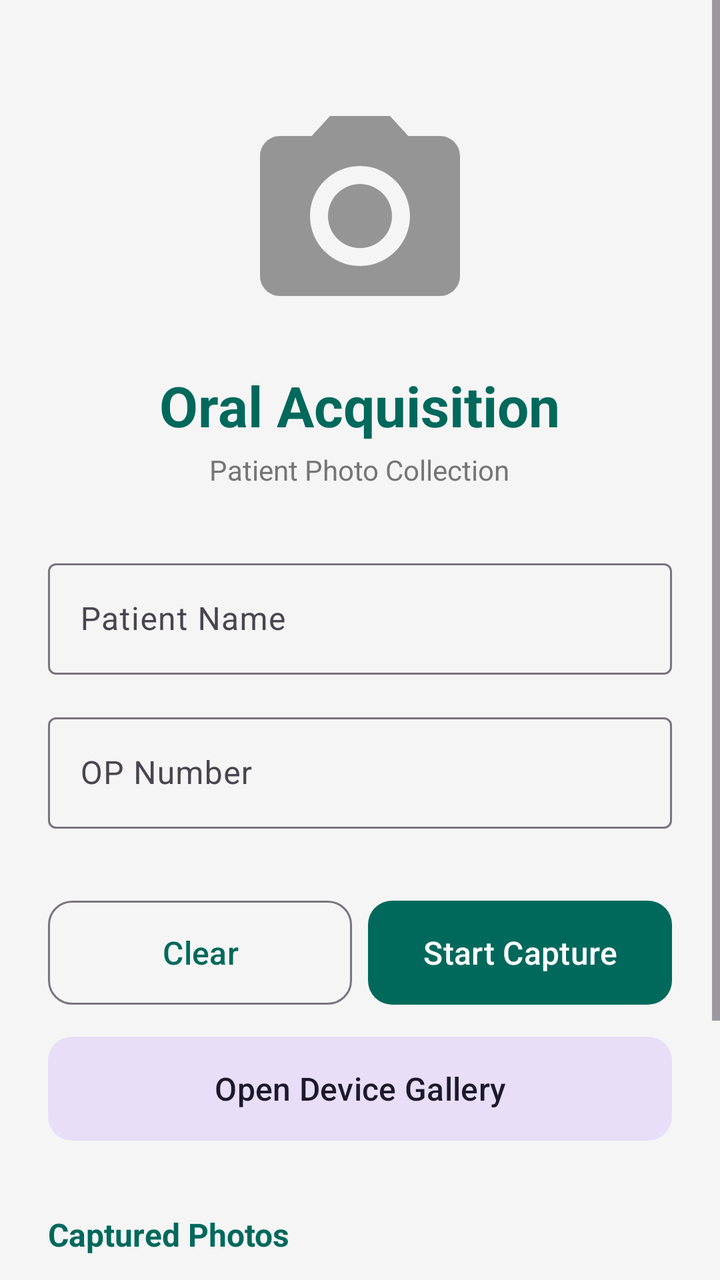
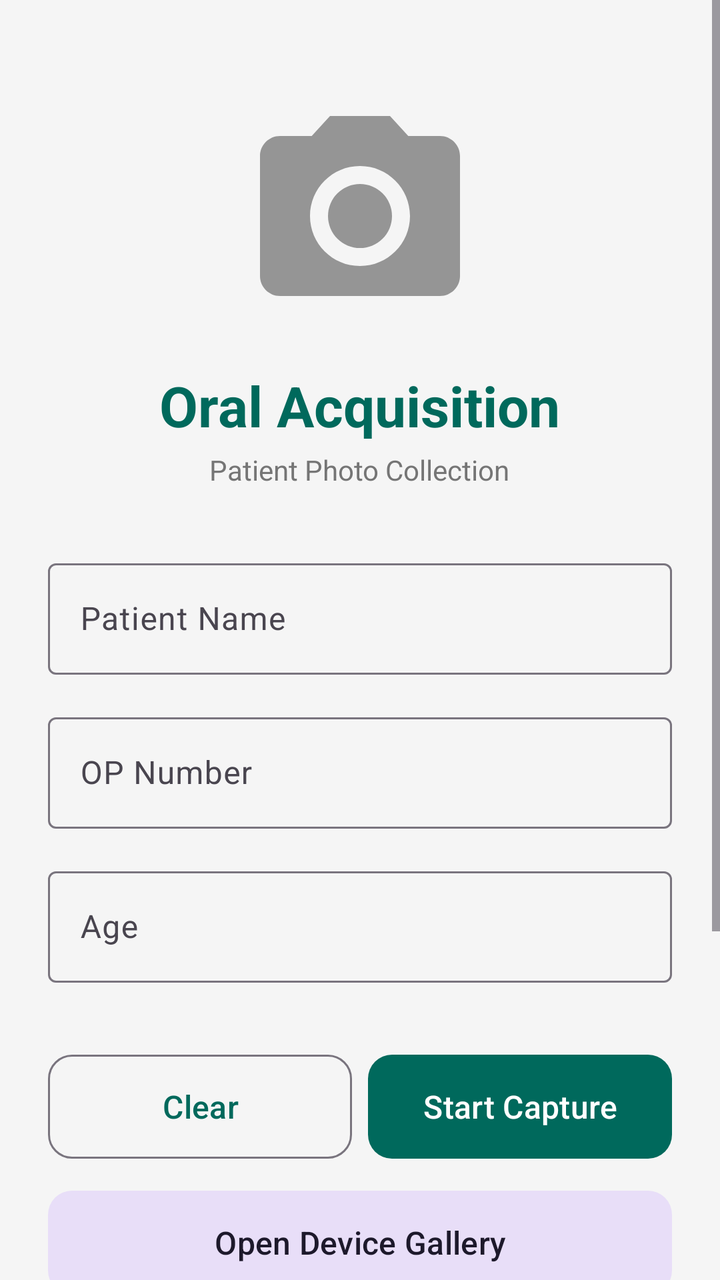

Compare the two renders of this Android layout. The source of the first and the diff that turns it into the second are given below.
<!-- AndroidManifest.xml: application theme Theme.OralAcquisition -->
<!-- res/layout/activity_main.xml -->
<?xml version="1.0" encoding="utf-8"?>
<ScrollView xmlns:android="http://schemas.android.com/apk/res/android"
    android:layout_width="match_parent"
    android:layout_height="match_parent"
    android:background="@color/background"
    android:fillViewport="true">

    <LinearLayout
        android:layout_width="match_parent"
        android:layout_height="wrap_content"
        android:orientation="vertical"
        android:padding="24dp">

        <ImageView
            android:layout_width="120dp"
            android:layout_height="120dp"
            android:layout_gravity="center_horizontal"
            android:layout_marginTop="24dp"
            android:contentDescription="@string/app_name"
            android:src="@drawable/ic_camera_placeholder" />

        <TextView
            android:layout_width="wrap_content"
            android:layout_height="wrap_content"
            android:layout_gravity="center_horizontal"
            android:layout_marginTop="16dp"
            android:text="@string/app_name"
            android:textColor="@color/primary"
            android:textSize="28sp"
            android:textStyle="bold" />

        <TextView
            android:layout_width="wrap_content"
            android:layout_height="wrap_content"
            android:layout_gravity="center_horizontal"
            android:layout_marginTop="4dp"
            android:text="Patient Photo Collection"
            android:textColor="@color/text_secondary"
            android:textSize="14sp" />

        <com.google.android.material.textfield.TextInputLayout
            android:layout_width="match_parent"
            android:layout_height="wrap_content"
            android:layout_marginTop="32dp"
            style="@style/Widget.Material3.TextInputLayout.OutlinedBox">
            
            <com.google.android.material.textfield.TextInputEditText
                android:id="@+id/etPatientName"
                android:layout_width="match_parent"
                android:layout_height="wrap_content"
                android:hint="Patient Name"
                android:inputType="textPersonName"
                android:maxLines="1"
                android:textColor="@color/text_primary" />
        </com.google.android.material.textfield.TextInputLayout>

        <com.google.android.material.textfield.TextInputLayout
            android:layout_width="match_parent"
            android:layout_height="wrap_content"
            android:layout_marginTop="16dp"
            style="@style/Widget.Material3.TextInputLayout.OutlinedBox">

            <com.google.android.material.textfield.TextInputEditText
                android:id="@+id/etOpNumber"
                android:layout_width="match_parent"
                android:layout_height="wrap_content"
                android:hint="OP Number"
                android:inputType="textCapCharacters"
                android:maxLines="1"
                android:textColor="@color/text_primary" />
        </com.google.android.material.textfield.TextInputLayout>

        <LinearLayout
            android:layout_width="match_parent"
            android:layout_height="wrap_content"
            android:orientation="horizontal"
            android:layout_marginTop="32dp">

            <com.google.android.material.button.MaterialButton
                android:id="@+id/btnClear"
                android:layout_width="0dp"
                android:layout_height="60dp"
                android:layout_weight="1"
                android:layout_marginEnd="8dp"
                android:text="Clear"
                android:textSize="16sp"
                style="@style/Widget.Material3.Button.OutlinedButton"
                app:cornerRadius="12dp"
                xmlns:app="http://schemas.android.com/apk/res-auto" />

            <com.google.android.material.button.MaterialButton
                android:id="@+id/btnStart"
                android:layout_width="0dp"
                android:layout_height="60dp"
                android:layout_weight="1"
                android:text="Start Capture"
                android:textSize="16sp"
                app:cornerRadius="12dp"
                xmlns:app="http://schemas.android.com/apk/res-auto" />
        </LinearLayout>
            
        <com.google.android.material.button.MaterialButton
            android:id="@+id/btnOpenGallery"
            android:layout_width="match_parent"
            android:layout_height="60dp"
            android:layout_marginTop="8dp"
            android:text="Open Device Gallery"
            android:textSize="16sp"
            style="@style/Widget.Material3.Button.TonalButton"
            app:cornerRadius="12dp"
            xmlns:app="http://schemas.android.com/apk/res-auto" />

        <TextView
            android:layout_width="match_parent"
            android:layout_height="wrap_content"
            android:layout_marginTop="32dp"
            android:text="Captured Photos"
            android:textColor="@color/primary"
            android:textSize="16sp"
            android:textStyle="bold" />

        <com.google.android.material.textfield.TextInputLayout
            android:layout_width="match_parent"
            android:layout_height="wrap_content"
            android:layout_marginTop="16dp"
            android:layout_marginBottom="16dp"
            style="@style/Widget.Material3.TextInputLayout.OutlinedBox.Dense">
            
            <com.google.android.material.textfield.TextInputEditText
                android:id="@+id/etSearchGallery"
                android:layout_width="match_parent"
                android:layout_height="wrap_content"
                android:hint="Search Patient ID or Image Type"
                android:inputType="text"
                android:maxLines="1"
                android:textColor="@color/text_primary" />
        </com.google.android.material.textfield.TextInputLayout>

        <TextView
            android:id="@+id/tvGalleryEmpty"
            android:layout_width="match_parent"
            android:layout_height="wrap_content"
            android:layout_marginTop="8dp"
            android:paddingBottom="16dp"
            android:text="No photos match your search"
            android:textColor="@color/text_secondary"
            android:textSize="13sp" />

        <androidx.recyclerview.widget.RecyclerView
            android:id="@+id/rvGallery"
            android:layout_width="match_parent"
            android:layout_height="wrap_content"
            android:nestedScrollingEnabled="false"
            android:paddingBottom="24dp" />

    </LinearLayout>
</ScrollView>
<!-- resources referenced by this layout -->
<resources>
  <color name="background">#F5F5F5</color>
  <color name="primary">#00695C</color>
  <color name="text_primary">#212121</color>
  <color name="text_secondary">#757575</color>
  <!-- drawable ic_camera_placeholder (drawable) -->
  <vector xmlns:android="http://schemas.android.com/apk/res/android"
      android:width="24dp"
      android:height="24dp"
      android:viewportWidth="24"
      android:viewportHeight="24"
      android:tint="#959595">
      <path
          android:fillColor="@android:color/white"
          android:pathData="M12,12m-3.2,0a3.2,3.2 0,1 1,6.4 0a3.2,3.2 0,1 1,-6.4 0" />
      <path
          android:fillColor="@android:color/white"
          android:pathData="M9,2L7.17,4H4c-1.1,0 -2,0.9 -2,2v12c0,1.1 0.9,2 2,2h16c1.1,0 2,-0.9 2,-2V6c0,-1.1 -0.9,-2 -2,-2h-3.17L15,2H9zm3,15c-2.76,0 -5,-2.24 -5,-5s2.24,-5 5,-5 5,2.24 5,5 -2.24,5 -5,5z" />
  </vector>
  <string name="app_name">Oral Acquisition</string>
  <style name="Theme.OralAcquisition" parent="Theme.Material3.Light.NoActionBar">
          <item name="colorPrimary">@color/primary</item>
          <item name="colorPrimaryDark">@color/primary_dark</item>
          <item name="colorAccent">@color/primary</item>
          <item name="android:statusBarColor">@color/primary_dark</item>
      </style>
  <color name="primary_dark">#004D40</color>
</resources>

<!-- the commit's change to res/layout/activity_main.xml (unified diff, before → after) -->
@@ -66,6 +66,22 @@
                 android:layout_height="wrap_content"
                 android:hint="OP Number"
                 android:inputType="textCapCharacters"
+                android:maxLines="1"
+                android:textColor="@color/text_primary" />
+        </com.google.android.material.textfield.TextInputLayout>
+
+        <com.google.android.material.textfield.TextInputLayout
+            android:layout_width="match_parent"
+            android:layout_height="wrap_content"
+            android:layout_marginTop="16dp"
+            style="@style/Widget.Material3.TextInputLayout.OutlinedBox">
+
+            <com.google.android.material.textfield.TextInputEditText
+                android:id="@+id/etAge"
+                android:layout_width="match_parent"
+                android:layout_height="wrap_content"
+                android:hint="Age"
+                android:inputType="number"
                 android:maxLines="1"
                 android:textColor="@color/text_primary" />
         </com.google.android.material.textfield.TextInputLayout>
